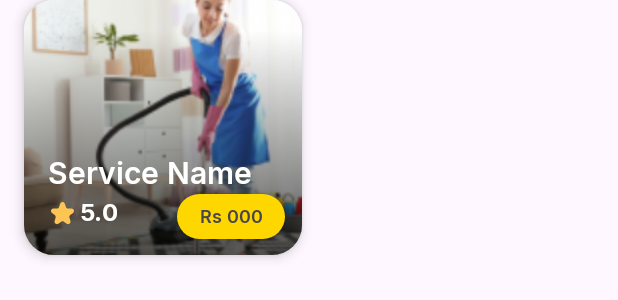
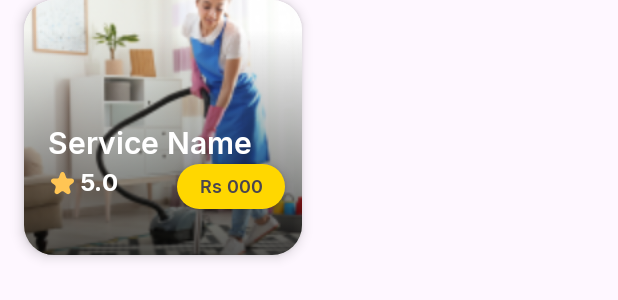
Before and after one commit to Mutashim99/Kaarigar-Android-App, an Android app: the layout popularitem.xml on its own in the app's theme, with its tools: preview values and no code run, on a phone screen of 412 x 824 dp. Shown: the top 300 px of the screen. Run offline under Robolectric (Android 15) with nearby library versions, the phone set to English and light mode, and no system bars.

Commit message:
fixed mainacti

```diff
--- a/app/src/main/res/layout/activity_main.xml
+++ b/app/src/main/res/layout/activity_main.xml
@@ -43,9 +43,8 @@
         app:layout_constraintStart_toStartOf="parent"
         app:layout_constraintTop_toTopOf="parent"
         app:queryBackground="@android:color/transparent"
-        app:queryHint="What are you looking for today?"
-        app:searchIcon="@drawable/searchnew"
-        >
+        app:queryHint="What are you looking for?"
+        app:searchIcon="@drawable/searchnew">
 
     </androidx.appcompat.widget.SearchView>
 
--- a/app/src/main/res/layout/popularitem.xml
+++ b/app/src/main/res/layout/popularitem.xml
@@ -38,7 +38,7 @@
             android:layout_width="wrap_content"
             android:layout_height="wrap_content"
             android:layout_marginStart="16dp"
-            android:layout_marginTop="80dp"
+            android:layout_marginTop="60dp"
             android:fontFamily="@font/inter_semibold"
             android:text="Service Name"
             android:textColor="@color/white"
```
Also changed, not shown: app/src/main/java/com/test/kaarigar/MainActivity.java (+5 -4 lines).
